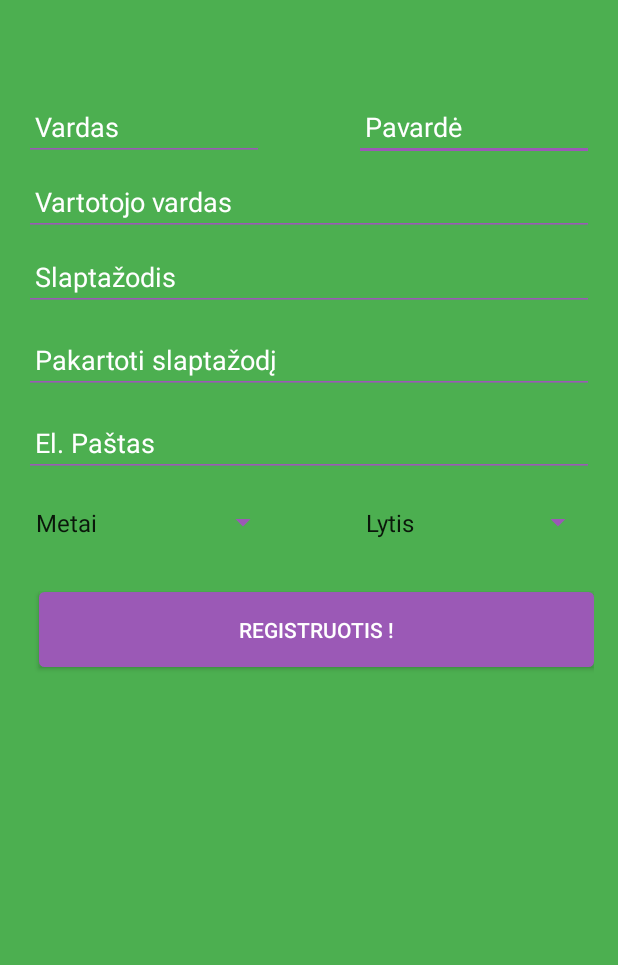
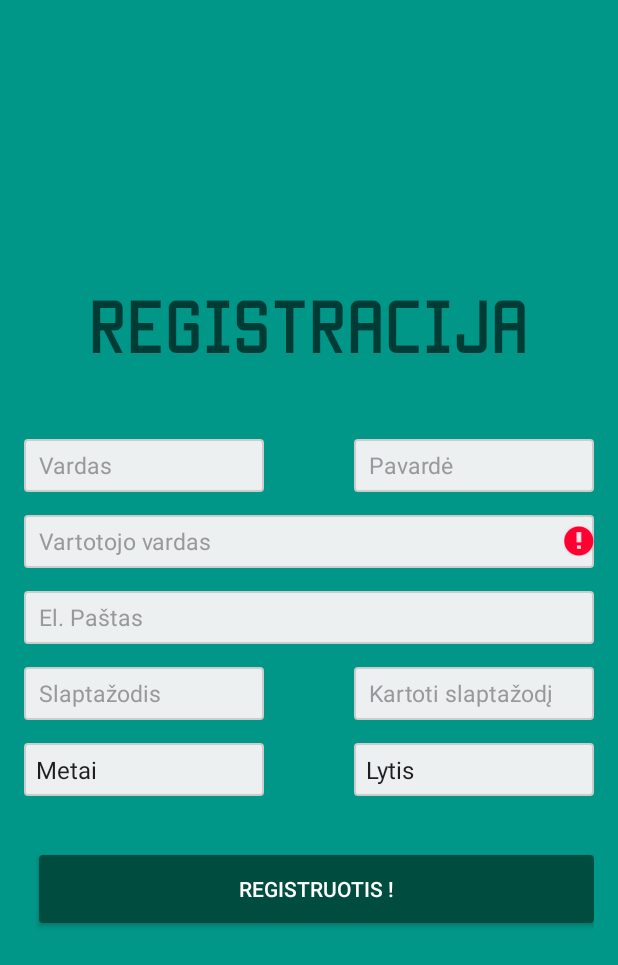
Before and after one commit to benasmi/sveikasGyvenimas, an Android app: the RegisterActivity screen opened directly, with no data from a screen before it, after a tap on "REGISTRUOTIS !", on a phone screen of 412 x 824 dp. Shown: the top 965 px of the screen. Run offline under Robolectric (Android 15) with nearby library versions, the phone set to English and light mode, and no system bars.

Commit message:
register

```diff
--- a/sveikasGyvenimas/app/src/main/java/com/sveikata/productions/mabe/sveikasgyvenimas/LoginActivity.java
+++ b/sveikasGyvenimas/app/src/main/java/com/sveikata/productions/mabe/sveikasgyvenimas/LoginActivity.java
@@ -13,12 +13,17 @@ public class LoginActivity extends AppCompatActivity {
     private EditText username_ET;
     private EditText password_ET;
 
+
+
     @Override
     protected void onCreate(Bundle savedInstanceState) {
+
         super.onCreate(savedInstanceState);
+
         setContentView(R.layout.activity_login);
         username_ET = (EditText) findViewById(R.id.login_username_text);
         password_ET = (EditText) findViewById(R.id.login_password_text);
+
     }
 
     public void logIn(View view){
@@ -28,7 +33,8 @@ public class LoginActivity extends AppCompatActivity {
         //TODO: handle log in
     }
 
-    public void registerRedirect(View view){
+    public void register(View view){
         startActivity(new Intent(LoginActivity.this, RegisterActivity.class));
+
     }
 }
--- a/sveikasGyvenimas/app/src/main/java/com/sveikata/productions/mabe/sveikasgyvenimas/RegisterActivity.java
+++ b/sveikasGyvenimas/app/src/main/java/com/sveikata/productions/mabe/sveikasgyvenimas/RegisterActivity.java
@@ -1,46 +1,61 @@
 package com.sveikata.productions.mabe.sveikasgyvenimas;
 
+import android.graphics.Color;
+import android.graphics.Typeface;
 import android.support.v7.app.AppCompatActivity;
 import android.os.Bundle;
 import android.view.View;
+import android.view.animation.Animation;
+import android.view.animation.AnimationUtils;
 import android.widget.ArrayAdapter;
 import android.widget.EditText;
 import android.widget.Spinner;
+import android.widget.TextView;
 
 public class RegisterActivity extends AppCompatActivity {
 
-    private EditText name;
-    private EditText surname;
-    private EditText password;
-    private EditText repeat_password;
-    private EditText mail;
-    private EditText username;
+    private EditText name_ET;
+    private EditText last_name_ET;
+    private EditText password_ET;
+    private EditText repeat_password_ET;
+    private EditText mail_ET;
+    private EditText username_ET;
     private Spinner years;
     private Spinner gender;
 
-
     //Entered value
     private String name_value;
+    private String last_name_value;
+    private String mail_value;
     private String username_value;
     private String password_value;
     private String repeat_password_value;
     private String years_value;
     private String gender_value;
 
+    private TextView register_txt;
+
 
 
     @Override
     protected void onCreate(Bundle savedInstanceState) {
+
         super.onCreate(savedInstanceState);
+
         setContentView(R.layout.activity_register);
+        //EditTexts
+        name_ET = (EditText) findViewById(R.id.name);
+        last_name_ET = (EditText) findViewById(R.id.last_name);
+        password_ET = (EditText) findViewById(R.id.password);
+        repeat_password_ET = (EditText) findViewById(R.id.repeat_password);
+        mail_ET = (EditText) findViewById(R.id.mail);
+        username_ET = (EditText) findViewById(R.id.username);
 
-        //EditTexts
-        name = (EditText) findViewById(R.id.name);
-        surname = (EditText) findViewById(R.id.surname);
-        password = (EditText) findViewById(R.id.password);
-        repeat_password = (EditText) findViewById(R.id.repeat_password);
-        mail = (EditText) findViewById(R.id.mail);
-        username = (EditText) findViewById(R.id.username);
+
+        register_txt = (TextView) findViewById(R.id.register_textview);
+        Typeface tf = Typeface.createFromAsset(getAssets(),"fonts/manteka.ttf");
+        register_txt.setTypeface(tf);
+
 
         //Spinners
         years = (Spinner) findViewById(R.id.years);
@@ -59,11 +74,77 @@ public class RegisterActivity extends AppCompatActivity {
 
 
 
+
     }
 
 
 
     public void register(View view) {
+        Animation shake = AnimationUtils.loadAnimation(this,R.anim.shake);
+
+        years_value = years.getSelectedItem().toString();
+        gender_value = gender.getSelectedItem().toString();
+        name_value = name_ET.getText().toString();
+        last_name_value = last_name_ET.getText().toString();
+        username_value = username_ET.getText().toString();
+        password_value = password_ET.getText().toString();
+        repeat_password_value = repeat_password_ET.getText().toString();
+        mail_value = mail_ET.getText().toString();
+
+        if(username_value.isEmpty()){
+
+            username_ET.setError("Prašome įvesti vartotojo vardą");
+            return;
+        }
+        if(name_value.isEmpty()){
+            name_ET.setError("Įveskite savo vardą");
+            return;
+        }
+        if(last_name_value.isEmpty()){
+            last_name_ET.setError("Įveskite savo pavardę");
+            return;
+        }
+        if(mail_value.isEmpty() || !mail_value.contains("@")){
+            mail_ET.setError("Įveskite galiojantį pašto adresą");
+            return;
+        }
+        if(password_value.isEmpty()){
+            password_ET.setError("Įveskite slaptažodį");
+            return;
+        }
+        if(!password_value.equals(repeat_password_value)){
+            password_ET.setError("Slaptažodžiai nesutampa");
+            repeat_password_ET.setError("Slaptažodžiai nesutampa");
+            return;
+        }
+        if(years_value.equals("Metai")){
+            TextView errorText = (TextView) years.getSelectedView();
+            errorText.setError("Pasirinkite metus");
+            errorText.startAnimation(shake);
+            return;
+
+        }
+        if(gender_value.equals("Lytis")) {
+            TextView errorText = (TextView) gender.getSelectedView();
+            errorText.setError("Pasirinkite lytį");
+            errorText.startAnimation(shake);
+            return;
+        }
+
+
+
+
+
+
+
+
+
+
+
+
+
+
+
 
     }
 }
--- /dev/null
+++ b/sveikasGyvenimas/app/src/main/res/anim/cycles.xml
@@ -0,0 +1,3 @@
+<?xml version="1.0" encoding="utf-8"?>
+<cycleInterpolator xmlns:android="http://schemas.android.com/apk/res/android"
+    android:cycles="2" />
--- a/sveikasGyvenimas/app/src/main/res/anim/from_green_to_orange.xml
+++ b/sveikasGyvenimas/app/src/main/res/anim/no_change.xml
@@ -1,4 +1,4 @@
 <?xml version="1.0" encoding="utf-8"?>
 <set xmlns:android="http://schemas.android.com/apk/res/android">
-
+    <translate android:fromYDelta="0%p" android:toYDelta="0" android:duration="500"/>
 </set>
--- /dev/null
+++ b/sveikasGyvenimas/app/src/main/res/anim/shake.xml
@@ -0,0 +1,6 @@
+<?xml version="1.0" encoding="utf-8"?>
+<translate xmlns:android="http://schemas.android.com/apk/res/android"
+    android:fromXDelta="0"
+    android:toXDelta="10"
+    android:duration="200"
+    android:interpolator="@anim/cycles" />
--- a/sveikasGyvenimas/app/src/main/res/drawable/button_borders_different_color.xml
+++ b/sveikasGyvenimas/app/src/main/res/drawable/button_borders_different_color.xml
@@ -4,19 +4,19 @@
 
     <!-- view background color -->
     <solid
-        android:color="#eaeaea"
+        android:color="#ecf0f1"
         >
     </solid>
 
     <!-- view border color and width -->
     <stroke
-        android:width="2dp"
-        android:color="#2c3e50" >
+        android:width="1dp"
+        android:color="#cccccc" >
     </stroke>
 
     <!-- The radius makes the corners rounded -->
     <corners
-        android:radius="4dp"   >
+        android:radius="2dp"   >
     </corners>
 
 </shape>
--- a/sveikasGyvenimas/app/src/main/res/drawable/button_borders_green.xml
+++ b/sveikasGyvenimas/app/src/main/res/drawable/button_borders_green.xml
@@ -2,14 +2,14 @@
 <shape xmlns:android="http://schemas.android.com/apk/res/android"
     android:shape="rectangle" >
 <solid
-    android:color="#9b59b6"
+    android:color="#004D40"
 ></solid>
 
 
     <!-- view border color and width -->
     <stroke
-        android:width="3dp"
-        android:color="#9b59b6" >
+        android:width="1dp"
+        android:color="#004D40" >
     </stroke>
 
     <!-- The radius makes the corners rounded -->
--- a/sveikasGyvenimas/app/src/main/res/layout/activity_login.xml
+++ b/sveikasGyvenimas/app/src/main/res/layout/activity_login.xml
@@ -4,13 +4,8 @@
     android:layout_width="match_parent"
     android:layout_height="match_parent"
     tools:context="com.sveikata.productions.mabe.sveikasgyvenimas.LoginActivity"
-    android:background="@drawable/background_login_activity">
+    android:background="#009688">
 
-    <RelativeLayout
-        android:layout_width="match_parent"
-        android:layout_height="match_parent"
-        android:background="#30ffffff"
-        >
 
 
     <RelativeLayout
@@ -61,9 +56,10 @@
         android:background="@drawable/button_borders_green"
         android:layout_marginBottom="188dp"
         android:layout_alignParentBottom="true"
-        android:layout_alignParentLeft="true"
-        android:layout_alignParentStart="false"
-        android:layout_marginLeft="90dp" />
+        android:layout_toLeftOf="@+id/register_link_button"
+        android:layout_toStartOf="@+id/register_link_button"
+        android:layout_marginRight="31dp"
+        android:layout_marginEnd="31dp" />
 
     <Button
         android:layout_width="100dp"
@@ -71,7 +67,7 @@
         android:text="Registruotis"
         android:textColor="#ecf0f1"
         android:id="@+id/register_link_button"
-        android:onClick="logIn"
+        android:onClick="register"
         android:background="@drawable/button_borders_green"
         android:layout_alignBottom="@+id/login_button"
         android:layout_alignParentRight="true"
@@ -80,4 +76,3 @@
         android:layout_marginRight="90dp" />
 
     </RelativeLayout>
-</RelativeLayout>
--- a/sveikasGyvenimas/app/src/main/res/layout/activity_register.xml
+++ b/sveikasGyvenimas/app/src/main/res/layout/activity_register.xml
@@ -7,120 +7,142 @@
     android:paddingLeft="@dimen/activity_horizontal_margin"
     android:paddingRight="@dimen/activity_horizontal_margin"
     android:paddingTop="@dimen/activity_vertical_margin"
-    android:background="#4CAF50"
+    android:background="#009688"
     tools:context="com.sveikata.productions.mabe.sveikasgyvenimas.RegisterActivity">
 
     <RelativeLayout
         android:layout_width="wrap_content"
         android:layout_height="wrap_content"
         android:id="@+id/relativeLayout"
-        android:layout_alignParentTop="true"
+        android:layout_centerVertical="true"
         android:layout_alignParentLeft="true"
-        android:layout_alignParentStart="true"
-        android:layout_marginTop="51dp">
+        android:layout_alignParentStart="true">
 
         <EditText
             android:layout_width="160dp"
-            android:layout_height="40dp"
-            android:id="@+id/surname"
+            android:layout_height="35dp"
+            android:id="@+id/last_name"
             android:layout_weight="1"
-            android:textColorHint="#ffffff"
+            android:textColorHint="#999999"
             android:hint="Pavardė"
-            android:paddingLeft="7dp"
+            android:paddingLeft="10dp"
             android:layout_alignTop="@+id/name"
             android:layout_alignParentRight="true"
             android:layout_alignParentEnd="true"
-            android:textColor="#ffffff" />
+            android:textColor="#999999"
+            android:background="@drawable/button_borders_different_color"
+            android:textSize="15dp"
+            android:maxLength="18" />
 
         <EditText
             android:layout_width="160dp"
-            android:layout_height="40dp"
+            android:layout_height="35dp"
             android:id="@+id/name"
             android:layout_weight="1"
-            android:textColorHint="#ffffff"
+            android:textColorHint="#999999"
             android:hint="Vardas"
-            android:paddingLeft="7dp"
-            android:textColor="#ffffff"
+            android:paddingLeft="10dp"
+            android:textColor="#999999"
             android:layout_alignParentTop="true"
             android:layout_alignParentLeft="true"
-            android:layout_alignParentStart="true" />
+            android:layout_alignParentStart="true"
+            android:background="@drawable/button_borders_different_color"
+            android:textSize="15dp"
+            android:maxLength="18" />
 
         <EditText
-            android:layout_width="380dp"
-            android:layout_height="40dp"
-            android:textColorHint="#ffffff"
+            android:layout_width="160dp"
+            android:layout_height="35dp"
+            android:textColorHint="#999999"
             android:id="@+id/password"
             android:hint="Slaptažodis"
-            android:paddingLeft="7dp"
-            android:textColor="#ffffff"
-            android:layout_below="@+id/username"
-            android:layout_alignParentLeft="true"
-            android:layout_alignParentStart="true"
-            android:layout_marginTop="10dp" />
-
-        <EditText
-            android:layout_width="380dp"
-            android:layout_height="40dp"
-            android:id="@+id/repeat_password"
-            android:hint="Pakartoti slaptažodį"
-            android:paddingLeft="7dp"
-            android:layout_below="@+id/password"
-            android:textColorHint="#ffffff"
-            android:layout_alignParentLeft="true"
-            android:layout_alignParentStart="true"
-            android:layout_marginTop="15dp"
-            android:textColor="#ffffff" />
-
-        <EditText
-            android:layout_width="380dp"
-            android:layout_height="40dp"
-            android:id="@+id/mail"
-            android:hint="El. Paštas"
-            android:paddingLeft="7dp"
-            android:layout_below="@+id/repeat_password"
-            android:textColorHint="#ffffff"
-            android:layout_alignParentLeft="true"
-            android:layout_alignParentStart="true"
-            android:layout_marginTop="15dp"
-            android:textColor="#ffffff" />
-
-        <Spinner
-            android:layout_width="170dp"
-            android:layout_height="30dp"
-            android:id="@+id/years"
+            android:paddingLeft="10dp"
+            android:textColor="#999999"
+            android:inputType="textPassword"
             android:layout_below="@+id/mail"
             android:layout_alignParentLeft="true"
             android:layout_alignParentStart="true"
             android:layout_marginTop="15dp"
-            android:spinnerMode="dropdown" />
+            android:background="@drawable/button_borders_different_color"
+            android:textSize="15dp"
+            android:maxLength="18" />
 
-        <Spinner
-            android:layout_width="170dp"
-            android:layout_height="30dp"
-            android:id="@+id/gender"
-            android:spinnerMode="dropdown"
-            android:layout_alignTop="@+id/years"
-            android:layout_alignLeft="@+id/surname"
-            android:layout_alignStart="@+id/surname" />
+        <EditText
+            android:layout_width="160dp"
+            android:layout_height="35dp"
+            android:id="@+id/repeat_password"
+            android:inputType="textPassword"
+            android:hint="Kartoti slaptažodį"
+            android:paddingLeft="10dp"
+            android:textColorHint="#999999"
+            android:textColor="#999999"
+            android:layout_alignTop="@+id/password"
+            android:layout_alignParentRight="true"
+            android:layout_alignParentEnd="true"
+            android:background="@drawable/button_borders_different_color"
+            android:textSize="15dp"
+            android:maxLength="18" />
 
         <EditText
             android:layout_width="380dp"
-            android:layout_height="40dp"
-            android:textColorHint="#ffffff"
+            android:layout_height="35dp"
+            android:id="@+id/mail"
+            android:hint="El. Paštas"
+            android:inputType="textEmailAddress"
+            android:paddingLeft="10dp"
+            android:layout_below="@+id/username"
+            android:textColorHint="#999999"
+            android:layout_alignParentLeft="true"
+            android:layout_alignParentStart="true"
+            android:layout_marginTop="15dp"
+            android:textColor="#999999"
+            android:background="@drawable/button_borders_different_color"
+            android:textSize="15dp" />
+
+        <Spinner
+            android:layout_width="160dp"
+            android:layout_height="35dp"
+            android:id="@+id/years"
+            android:layout_below="@+id/password"
+            android:layout_alignParentLeft="true"
+            android:layout_alignParentStart="true"
+            android:layout_marginTop="15dp"
+            android:spinnerMode="dropdown"
+            android:background="@drawable/button_borders_different_color"
+             />
+
+        <Spinner
+            android:layout_width="160dp"
+            android:layout_height="35dp"
+            android:id="@+id/gender"
+            android:layout_below="@id/password"
+            android:spinnerMode="dropdown"
+            android:layout_alignTop="@+id/years"
+            android:layout_alignLeft="@+id/last_name"
+            android:layout_alignStart="@+id/last_name"
+            android:background="@drawable/button_borders_different_color" />
+
+        <EditText
+            android:layout_width="380dp"
+            android:layout_height="35dp"
+            android:textColorHint="#999999"
             android:id="@+id/username"
             android:hint="Vartotojo vardas"
-            android:paddingLeft="7dp"
-            android:textColor="#ffffff"
+            android:paddingLeft="10dp"
+            android:textColor="#999999"
             android:layout_below="@+id/name"
             android:layout_alignParentLeft="true"
             android:layout_alignParentStart="true"
-            android:layout_marginTop="10dp" />
+            android:layout_marginTop="15dp"
+            android:background="@drawable/button_borders_different_color"
+            android:textSize="15dp"
+            android:maxLength="32" />
 
     </RelativeLayout>
 
     <android.support.v7.widget.AppCompatButton
         android:layout_width="370dp"
-        android:layout_height="50dp"
+        android:layout_height="45dp"
         android:background="@drawable/button_borders_green"
         android:text="Registruotis !"
         android:id="@+id/register"
@@ -129,9 +151,20 @@
         android:layout_below="@+id/relativeLayout"
         android:layout_alignParentRight="true"
         android:layout_alignParentEnd="true"
-        android:layout_marginTop="31dp">
+        android:layout_marginTop="39dp">
 
     </android.support.v7.widget.AppCompatButton>
 
+    <TextView
+        android:layout_width="wrap_content"
+        android:layout_height="wrap_content"
+        android:textAppearance="?android:attr/textAppearanceMedium"
+        android:text="Registracija"
+        android:id="@+id/register_textview"
+        android:layout_above="@+id/relativeLayout"
+        android:layout_centerHorizontal="true"
+        android:layout_marginBottom="52dp"
+        android:textSize="40dp" />
+
 
 </RelativeLayout>
--- a/sveikasGyvenimas/app/src/main/res/layout/activity_starting.xml
+++ b/sveikasGyvenimas/app/src/main/res/layout/activity_starting.xml
@@ -8,7 +8,7 @@
     android:paddingRight="@dimen/activity_horizontal_margin"
     android:paddingTop="@dimen/activity_vertical_margin"
     tools:context="com.sveikata.productions.mabe.sveikasgyvenimas.StartingActivity"
-    android:background="#4CAF50">
+    android:background="#009688">
 
 
     <ImageView
--- a/sveikasGyvenimas/app/src/main/res/values/age.xml
+++ b/sveikasGyvenimas/app/src/main/res/values/age.xml
@@ -60,6 +60,5 @@
         <item>2015</item>
         <item>2016</item>
 
-
     </string-array>
 </resources>
--- a/sveikasGyvenimas/app/src/main/res/values/strings.xml
+++ b/sveikasGyvenimas/app/src/main/res/values/strings.xml
@@ -1,3 +1,4 @@
 <resources>
     <string name="app_name">Sveikas gyvenimas</string>
+    <string name="years">Labas</string>
 </resources>
--- a/sveikasGyvenimas/app/src/main/res/values/styles.xml
+++ b/sveikasGyvenimas/app/src/main/res/values/styles.xml
@@ -32,7 +32,7 @@
 </style>
 
     <style name="AppThemeNoBar" parent="Theme.AppCompat.Light.NoActionBar">
-        <item name="colorPrimaryDark">#388E3C</item>
+        <item name="colorPrimaryDark">#00796B</item>
         <item name="colorPrimary">#2980b9</item>
         <item name="colorControlNormal">#9b59b6</item>
         <item name="colorControlActivated">#9b59b6</item>
```
